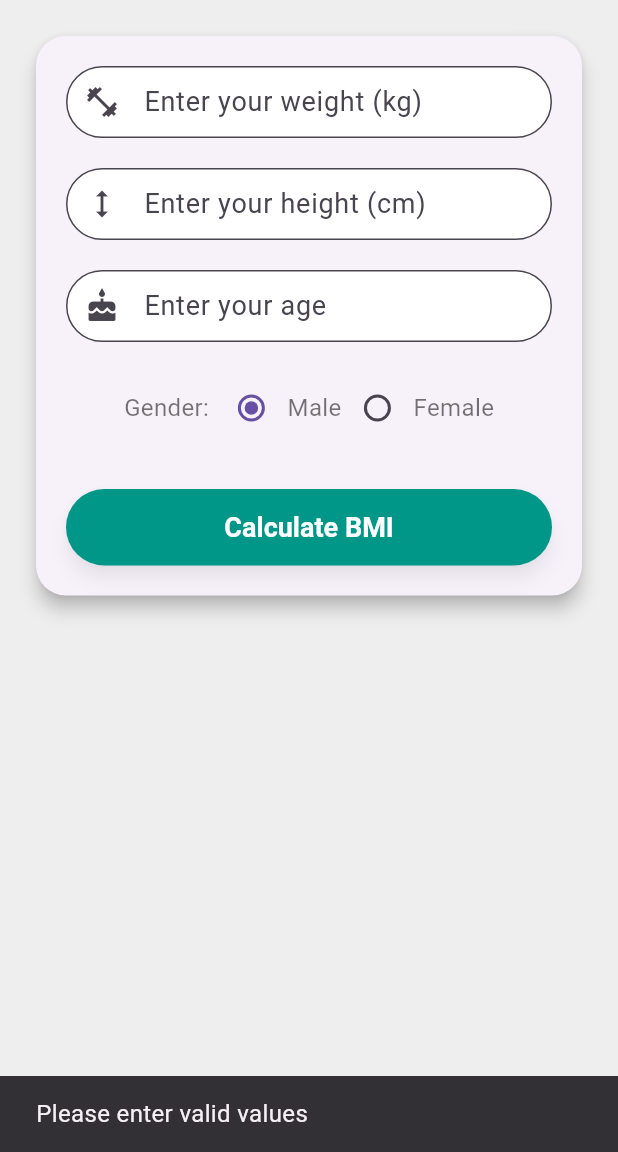
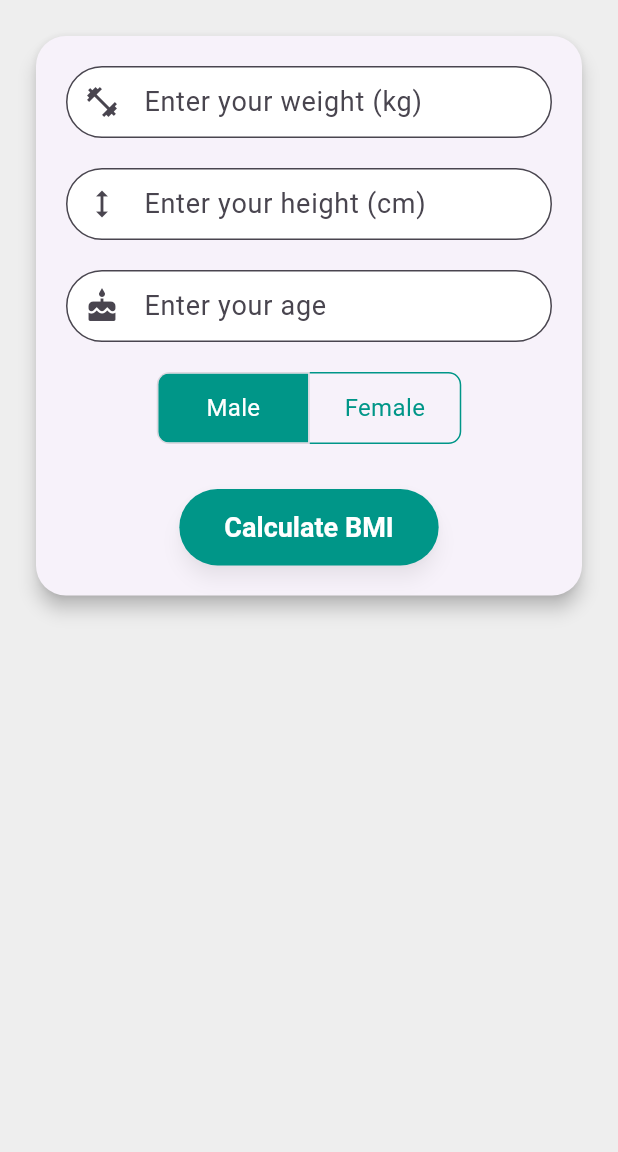
Before and after one commit to nishitsaha52/BMI-Calculator, a Flutter app: the screen it shows after launch, after a tap on "Calculate BMI", on a phone screen of 412 x 824 dp, the part 84-1236 px from its top. Run offline on Flutter 3.47's test engine with Material 3 defaults, Android fonts, the phone set to English and light mode, and no system bars.

Commit message:
update1.0

```diff
--- a/lib/screens/input_screen.dart
+++ b/lib/screens/input_screen.dart
@@ -2,6 +2,7 @@ import 'package:flutter/material.dart';
 import '../widgets/custom_button.dart';
 import '../widgets/custom_text_field.dart';
 import 'result_screen.dart';
+import '../widgets/gender_selector.dart'; // Import the GenderSelector widget
 
 class InputScreen extends StatefulWidget {
   @override
@@ -9,36 +10,27 @@ class InputScreen extends StatefulWidget {
 }
 
 class _InputScreenState extends State<InputScreen> {
+  final _formKey = GlobalKey<FormState>();
   final TextEditingController weightController = TextEditingController();
   final TextEditingController heightController = TextEditingController();
   final TextEditingController ageController = TextEditingController();
   String gender = 'Male'; // Default gender
 
   void _calculateBMI(BuildContext context) {
-    final weight = weightController.text;
-    final height = heightController.text;
-    final age = ageController.text;
-
-    final weightValue = double.tryParse(weight) ?? 0;
-    final heightValue = double.tryParse(height) ?? 0;
-    final ageValue = int.tryParse(age) ?? 0;
-
-    if (weightValue > 0 && heightValue > 0) {
-      final heightInMeters = heightValue / 100; // Convert cm to meters
-      final bmi = weightValue / (heightInMeters * heightInMeters);
+    if (_formKey.currentState?.validate() ?? false) {
+      final weight = double.parse(weightController.text);
+      final height = double.parse(heightController.text);
+      final heightInMeters = height / 100; // Convert cm to meters
+      final bmi = weight / (heightInMeters * heightInMeters);
 
       Navigator.push(
         context,
         MaterialPageRoute(
           builder: (context) => ResultScreen(
             bmi: bmi,
-            height: heightValue,
+            height: height,
           ),
         ),
-      );
-    } else {
-      ScaffoldMessenger.of(context).showSnackBar(
-        SnackBar(content: Text('Please enter valid values')),
       );
     }
   }
@@ -53,6 +45,8 @@ class _InputScreenState extends State<InputScreen> {
       ),
       body: SingleChildScrollView(
         padding: EdgeInsets.all(20.0),
+        child: Form(
+          key: _formKey,
           child: Column(
             mainAxisAlignment: MainAxisAlignment.center,
             children: <Widget>[
@@ -70,6 +64,7 @@ class _InputScreenState extends State<InputScreen> {
                         label: 'Enter your weight (kg)',
                         keyboardType: TextInputType.number,
                         icon: Icons.fitness_center,
+                        // No validator here
                       ),
                       SizedBox(height: 20.0),
                       CustomTextField(
@@ -77,6 +72,7 @@ class _InputScreenState extends State<InputScreen> {
                         label: 'Enter your height (cm)',
                         keyboardType: TextInputType.number,
                         icon: Icons.height,
+                        // No validator here
                       ),
                       SizedBox(height: 20.0),
                       CustomTextField(
@@ -84,33 +80,16 @@ class _InputScreenState extends State<InputScreen> {
                         label: 'Enter your age',
                         keyboardType: TextInputType.number,
                         icon: Icons.cake,
+                        // No validator here
                       ),
                       SizedBox(height: 20.0),
-                    Row(
-                      mainAxisAlignment: MainAxisAlignment.center,
-                      children: <Widget>[
-                        Text('Gender: ', style: TextStyle(fontSize: 16)),
-                        Radio<String>(
-                          value: 'Male',
-                          groupValue: gender,
+                      GenderSelector(
+                        selectedGender: gender,
                         onChanged: (value) {
                           setState(() {
-                              gender = value!;
+                            gender = value;
                           });
                         },
-                        ),
-                        Text('Male'),
-                        Radio<String>(
-                          value: 'Female',
-                          groupValue: gender,
-                          onChanged: (value) {
-                            setState(() {
-                              gender = value!;
-                            });
-                          },
-                        ),
-                        Text('Female'),
-                      ],
                       ),
                       SizedBox(height: 30.0),
                       CustomButton(
@@ -124,6 +103,7 @@ class _InputScreenState extends State<InputScreen> {
             ],
           ),
         ),
+      ),
     );
   }
 }
--- a/lib/screens/result_screen.dart
+++ b/lib/screens/result_screen.dart
@@ -67,6 +67,7 @@ class ResultScreen extends StatelessWidget {
                         style: TextStyle(
                           fontSize: 64.0,
                           fontWeight: FontWeight.bold,
+                          color: resultColor,
                         ),
                       ),
                       Text(
@@ -95,7 +96,7 @@ class ResultScreen extends StatelessWidget {
               SizedBox(height: 10.0),
               Text(
                 'Analysis',
-                style: TextStyle(fontSize: 18.0),
+                style: TextStyle(fontSize: 18.0, fontWeight: FontWeight.bold),
               ),
               SizedBox(height: 10.0),
               // Display height and suggested weight range
@@ -111,17 +112,24 @@ class ResultScreen extends StatelessWidget {
                       Row(
                         mainAxisAlignment: MainAxisAlignment.spaceBetween,
                         children: [
-                          Text('Height (cm)'),
-                          Text(height.toStringAsFixed(1)),
+                          Text('Height (cm)', style: TextStyle(fontSize: 16.0)),
+                          Text(height.toStringAsFixed(1), style: TextStyle(fontSize: 16.0)),
                         ],
                       ),
                       SizedBox(height: 10.0),
                       Row(
                         mainAxisAlignment: MainAxisAlignment.spaceBetween,
                         children: [
-                          Text('Suggested weight (kg)'),
-                          Text('${minWeight.toStringAsFixed(1)} ~ ${maxWeight.toStringAsFixed(1)}'),
+                          Text('Suggested weight (kg)', style: TextStyle(fontSize: 16.0)),
+                          Text('${minWeight.toStringAsFixed(1)} ~ ${maxWeight.toStringAsFixed(1)}', style: TextStyle(fontSize: 16.0)),
                         ],
+                      ),
+                      SizedBox(height: 10.0),
+                      // Additional advice based on BMI
+                      Text(
+                        _getAdvice(),
+                        style: TextStyle(fontSize: 16.0, fontStyle: FontStyle.italic),
+                        textAlign: TextAlign.center,
                       ),
                     ],
                   ),
@@ -133,4 +141,17 @@ class ResultScreen extends StatelessWidget {
       ),
     );
   }
+
+  // Function to get advice based on BMI
+  String _getAdvice() {
+    if (bmi < 18.5) {
+      return 'You are underweight. It’s important to ensure you are eating a balanced diet and may consider consulting a healthcare provider.';
+    } else if (bmi < 24.0) {
+      return 'You have a normal weight. Keep up the good work by maintaining a balanced diet and regular exercise.';
+    } else if (bmi < 28.0) {
+      return 'You are overweight. Consider focusing on a balanced diet and increasing physical activity.';
+    } else {
+      return 'You are obese. It’s important to consult with a healthcare provider for personalized advice and support.';
+    }
+  }
 }
--- a/lib/widgets/custom_button.dart
+++ b/lib/widgets/custom_button.dart
@@ -3,30 +3,50 @@ import 'package:flutter/material.dart';
 class CustomButton extends StatelessWidget {
   final String text;
   final VoidCallback onPressed;
+  final bool isLoading;
+  final bool isDisabled;
+  final IconData? icon;
 
-  CustomButton({required this.text, required this.onPressed});
+  CustomButton({
+    required this.text,
+    required this.onPressed,
+    this.isLoading = false,
+    this.isDisabled = false,
+    this.icon,
+  });
 
   @override
   Widget build(BuildContext context) {
     return ElevatedButton(
-      onPressed: onPressed,
+      onPressed: isDisabled ? null : onPressed,
       style: ElevatedButton.styleFrom(
         padding: EdgeInsets.symmetric(vertical: 15.0, horizontal: 30.0),
         textStyle: TextStyle(fontSize: 18, fontWeight: FontWeight.bold),
         shape: RoundedRectangleBorder(
           borderRadius: BorderRadius.circular(30.0),
         ),
-        backgroundColor: Colors.teal, // Background color for the button
+        backgroundColor: isDisabled ? Colors.grey : Colors.teal,
         shadowColor: Colors.black.withOpacity(0.3),
         elevation: 5,
       ),
-      child: Container(
-        alignment: Alignment.center,
-        child: Text(
-          text,
-          style: TextStyle(color: Colors.white),
-        ),
-      ),
+      child: isLoading
+          ? CircularProgressIndicator(
+              color: Colors.white,
+            )
+          : Row(
+              mainAxisSize: MainAxisSize.min,
+              mainAxisAlignment: MainAxisAlignment.center,
+              children: [
+                if (icon != null) ...[
+                  Icon(icon, color: Colors.white),
+                  SizedBox(width: 8),
+                ],
+                Text(
+                  text,
+                  style: TextStyle(color: Colors.white),
+                ),
+              ],
+            ),
     );
   }
 }
--- a/lib/widgets/custom_text_field.dart
+++ b/lib/widgets/custom_text_field.dart
@@ -5,17 +5,19 @@ class CustomTextField extends StatelessWidget {
   final String label;
   final TextInputType keyboardType;
   final IconData icon;
+  final String? Function(String?)? validator; // Add validator parameter
 
   CustomTextField({
     required this.controller,
     required this.label,
     this.keyboardType = TextInputType.text,
     required this.icon,
+    this.validator, // Add validator parameter to constructor
   });
 
   @override
   Widget build(BuildContext context) {
-    return TextField(
+    return TextFormField(
       controller: controller,
       keyboardType: keyboardType,
       decoration: InputDecoration(
@@ -28,6 +30,7 @@ class CustomTextField extends StatelessWidget {
         fillColor: Colors.white, // Background color for text field
         contentPadding: EdgeInsets.symmetric(vertical: 10.0, horizontal: 15.0), // Padding
       ),
+      validator: validator, // Set validator here
     );
   }
 }
--- /dev/null
+++ b/lib/widgets/gender_selector.dart
@@ -0,0 +1,35 @@
+import 'package:flutter/material.dart';
+
+class GenderSelector extends StatefulWidget {
+  final String selectedGender;
+  final ValueChanged<String> onChanged;
+
+  GenderSelector({required this.selectedGender, required this.onChanged});
+
+  @override
+  _GenderSelectorState createState() => _GenderSelectorState();
+}
+
+class _GenderSelectorState extends State<GenderSelector> {
+  List<String> genders = ['Male', 'Female'];
+
+  @override
+  Widget build(BuildContext context) {
+    return ToggleButtons(
+      isSelected: genders.map((gender) => gender == widget.selectedGender).toList(),
+      onPressed: (index) {
+        widget.onChanged(genders[index]);
+      },
+      borderRadius: BorderRadius.circular(8.0),
+      selectedColor: Colors.white,
+      fillColor: Colors.teal,
+      borderColor: Colors.teal,
+      color: Colors.teal,
+      constraints: BoxConstraints(minHeight: 40.0, minWidth: 100.0),
+      children: genders.map((gender) => Padding(
+        padding: EdgeInsets.symmetric(horizontal: 16.0),
+        child: Center(child: Text(gender)),
+      )).toList(),
+    );
+  }
+}
```
Lines whose indentation alone changed are shown as unchanged.
